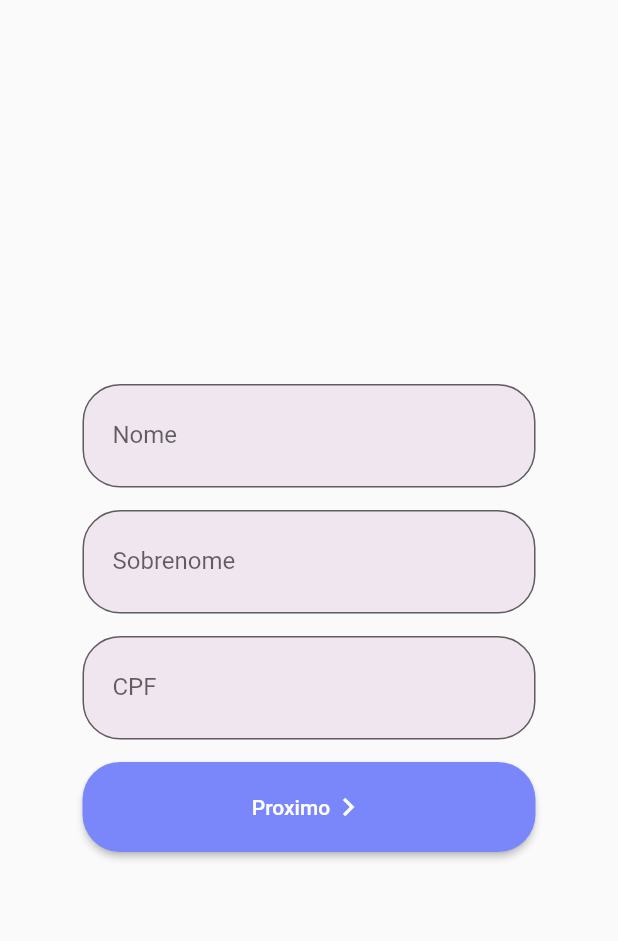
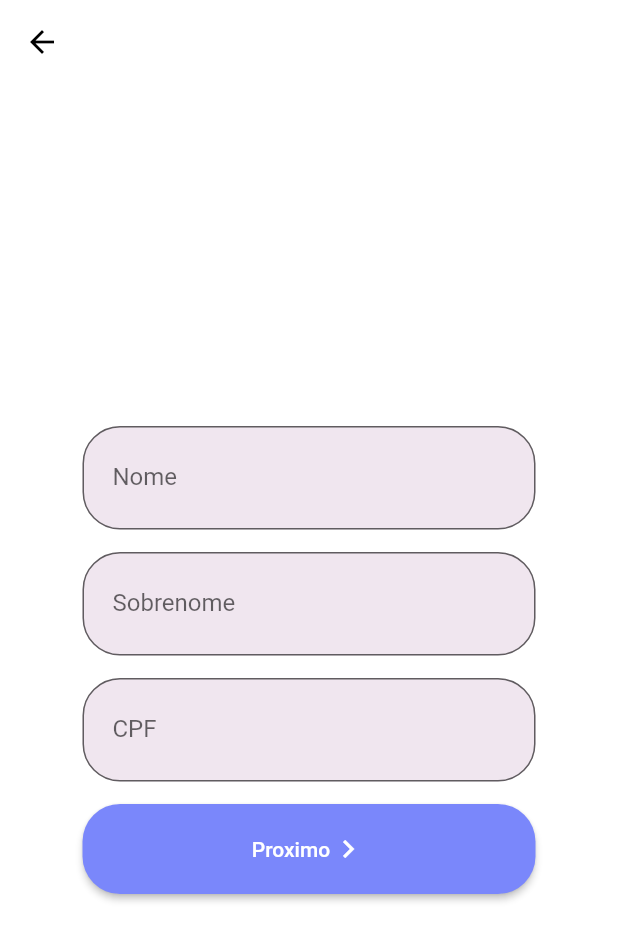
Before and after one commit to NatanBatista/syncrolife, a Flutter app: the screen it shows after launch, after a tap on "Médico", on a phone screen of 412 x 824 dp. Shown: the top 941 px of the screen. Run offline on Flutter 3.47's test engine with Material 2 defaults, Android fonts, the phone set to English and light mode, and no system bars; statements that could not run were skipped.

Commit message:
Adicionando botão "Voltar" na AppBar do Widget de formulários

```diff
--- a/lib/widgets/signup/signup_form_widget.dart
+++ b/lib/widgets/signup/signup_form_widget.dart
@@ -32,12 +32,28 @@ class CustomFormPage extends StatelessWidget {
   @override
   Widget build(BuildContext context) {
     return Scaffold(
+        appBar: AppBar(
+          //AppBar branca com o botão de voltar a pagina
+          elevation: 0,
+          backgroundColor: Colors.white, //Cor da AppBar
+          leading: IconButton(
+            //Botão com o icone
+            icon: const Icon(
+              Icons.arrow_back,
+              color: Colors.black,
+            ),
+            onPressed: () => (Navigator.pop(
+                context)), //Função Navigator para voltar para pagina anterior
+          ),
+        ),
         body: Center(
           child: Container(
+            color: Colors.white,
             padding: const EdgeInsets.all(55),
             child: Column(
               mainAxisAlignment: MainAxisAlignment.center,
               children: [
+                //Widgets de campo de textos personalizados
                 CustomTextField(
                   label: label1,
                   fillColor: fillColor,
```
Lines whose indentation alone changed are shown as unchanged.
